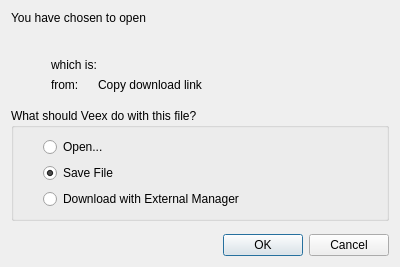
Above: src/lib/downloads/downloadoptionsdialog.ui from osza-tools/osza-browser before the change. Below: the same form after it.
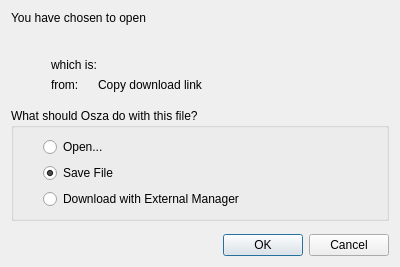
That is the form after the change. Custom widgets are drawn as their Qt base class.

Commit message: feat!: complete rebrand from Veex to Osza (osza-browser)

Diff of the .ui file:
```diff
--- a/src/lib/downloads/downloadoptionsdialog.ui
+++ b/src/lib/downloads/downloadoptionsdialog.ui
@@ -22,7 +22,7 @@
    <item row="7" column="0" colspan="3">
     <widget class="QGroupBox" name="groupBox">
      <property name="title">
-      <string>What should Veex do with this file?</string>
+      <string>What should Osza do with this file?</string>
      </property>
      <layout class="QGridLayout" name="gridLayout">
       <item row="0" column="0">
```
The commit also changes 2318 other files.
